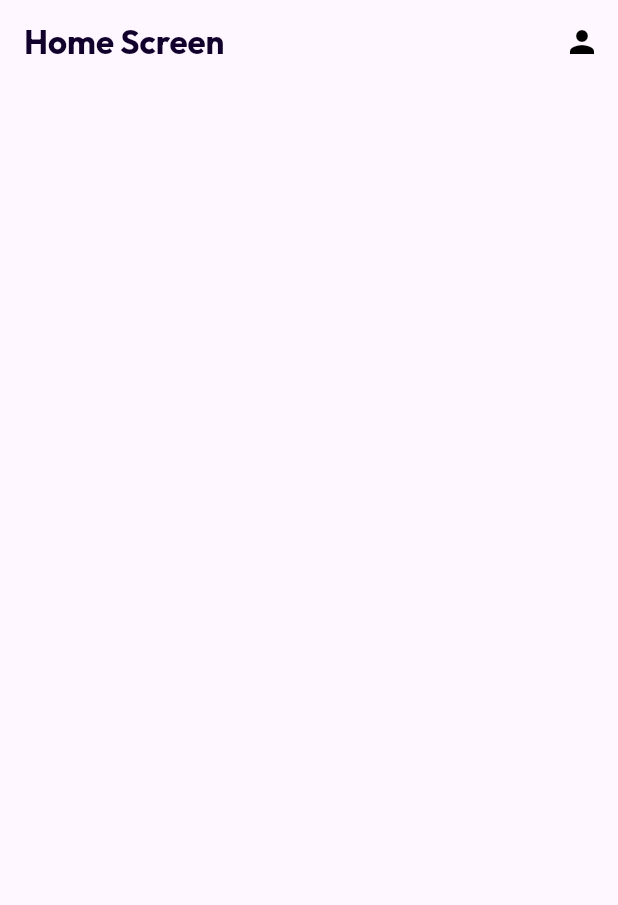
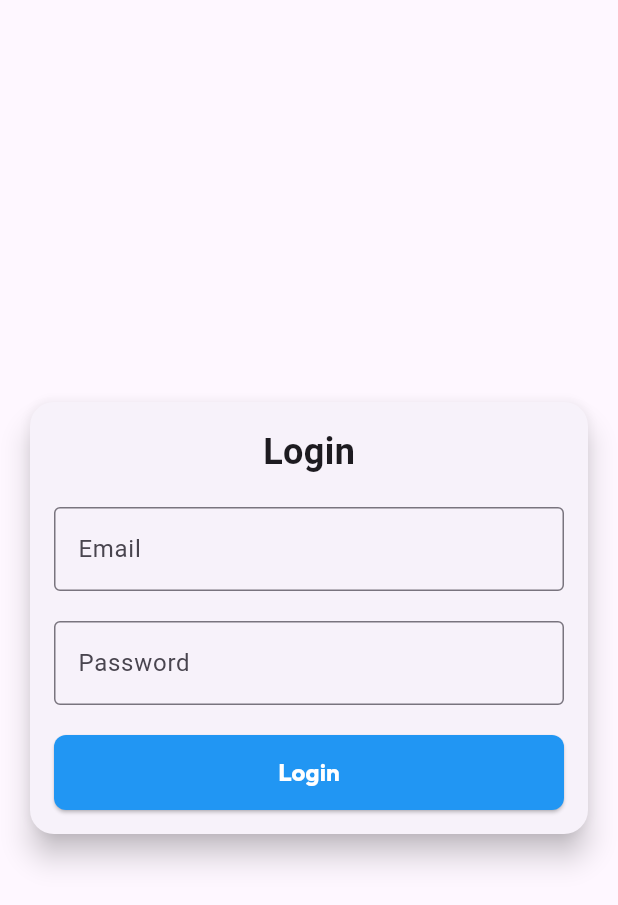
Before and after one commit to mohammedanshad1/shopsproductsapp, a Flutter app: the screen it shows after launch, on a phone screen of 412 x 824 dp. Shown: the top 905 px of the screen. Run offline on Flutter 3.47's test engine with Material 3 defaults, Android fonts, the phone set to English and light mode, and no system bars; our stand-ins replace shared_preferences; missing offline and left inert: flutter_icon_snackbar.

Commit message:
almost compleetd

```diff
--- a/lib/main.dart
+++ b/lib/main.dart
@@ -1,27 +1,41 @@
 import 'package:flutter/material.dart';
 import 'package:provider/provider.dart';
-import 'package:shopsproductsapp/view/produts_view.dart';
+import 'package:shopsproductsapp/view/login_view.dart';
+import 'package:shopsproductsapp/view/produts_view.dart'; // Import Product_View
 import 'package:shopsproductsapp/viewmodel/category_product_viewmodel.dart';
+import 'package:shopsproductsapp/viewmodel/login_viewmodel.dart';
+import 'package:shared_preferences/shared_preferences.dart';
 
-void main() {
+void main() async {
+  WidgetsFlutterBinding.ensureInitialized();
+  // Initialize SharedPreferences before the app starts
+  SharedPreferences prefs = await SharedPreferences.getInstance();
+  String? userEmail = prefs.getString('userEmail');
+
   runApp(
     MultiProvider(
       providers: [
+        ChangeNotifierProvider(create: (_) => LoginViewModel()),
         ChangeNotifierProvider(create: (_) => CategoryProductViewModel()),
       ],
-      child: MyApp(),
+      child: MyApp(userEmail: userEmail),
     ),
   );
 }
 
 class MyApp extends StatelessWidget {
+  final String? userEmail;
+
+  MyApp({required this.userEmail});
+
   @override
   Widget build(BuildContext context) {
     return MaterialApp(
       debugShowCheckedModeBanner: false,
       title: 'Product App',
       theme: ThemeData(primarySwatch: Colors.blue),
-      home: HomeScreen(),
+      // If the user is logged in, show Product_View. Otherwise, show LoginPage
+      home: userEmail != null ? Product_View() : LoginPage(),
     );
   }
 }
--- a/lib/view/login_view.dart
+++ b/lib/view/login_view.dart
@@ -1,95 +1,83 @@
-// import 'package:flutter/material.dart';
-// import 'package:flutter_icon_snackbar/flutter_icon_snackbar.dart';
-// import 'package:provider/provider.dart';
-// import 'package:shopsproductsapp/view/produts_view.dart';
-// import 'package:shopsproductsapp/viewmodel/login_viewmodel.dart';
-// import 'package:shopsproductsapp/widgets/custom_snackabr.dart';
+import 'package:flutter/material.dart';
+import 'package:provider/provider.dart';
+import 'package:shopsproductsapp/viewmodel/login_viewmodel.dart';
+import 'package:shopsproductsapp/widgets/custom_button.dart';
 
-// class LoginPage extends StatefulWidget {
-//   @override
-//   _LoginPageState createState() => _LoginPageState();
-// }
+class LoginPage extends StatelessWidget {
+  final TextEditingController _usernameController = TextEditingController();
+  final TextEditingController _passwordController = TextEditingController();
 
-// class _LoginPageState extends State<LoginPage> {
-//   final _formKey = GlobalKey<FormState>();
-//   final _emailController = TextEditingController();
-//   final _passwordController = TextEditingController();
-
-//   @override
-//   Widget build(BuildContext context) {
-//     final loginViewModel = Provider.of<LoginViewModel>(context);
-
-//     return Scaffold(
-//       appBar: AppBar(
-//         title: const Text('Login'),
-//       ),
-//       body: Padding(
-//         padding: const EdgeInsets.all(16.0),
-//         child: Form(
-//           key: _formKey,
-//           child: Column(
-//             children: <Widget>[
-//               TextFormField(
-//                 controller: _emailController,
-//                 decoration: const InputDecoration(labelText: 'Email'),
-//                 validator: (value) {
-//                   if (value == null || value.isEmpty) {
-//                     return 'Please enter your email';
-//                   }
-//                   return null;
-//                 },
-//               ),
-//               TextFormField(
-//                 controller: _passwordController,
-//                 decoration: const InputDecoration(labelText: 'Password'),
-//                 obscureText: true,
-//                 validator: (value) {
-//                   if (value == null || value.isEmpty) {
-//                     return 'Please enter your password';
-//                   }
-//                   return null;
-//                 },
-//               ),
-//               const SizedBox(height: 20),
-//               if (loginViewModel.isLoading)
-//                 const CircularProgressIndicator()
-//               else
-//                 ElevatedButton(
-//                   onPressed: () async {
-//                     if (_formKey.currentState!.validate()) {
-//                       // print(_emailController.text);
-//                       await loginViewModel.login(
-//                         _emailController.text,
-//                         _passwordController.text,
-//                       );
-//                       if (loginViewModel.user != null) {
-//                         // Navigate to the HomePage
-//                         Navigator.pushReplacement(
-//                           context,
-//                           MaterialPageRoute(builder: (context) => HomePage()),
-//                         );
-//                         CustomSnackBar.show(
-//                           context,
-//                           snackBarType: SnackBarType.success,
-//                           label: 'Login successful!',
-//                           bgColor: Colors.green,
-//                         );
-//                       } else {
-//                         CustomSnackBar.show(
-//                           context,
-//                           snackBarType: SnackBarType.fail,
-//                           label: loginViewModel.errorMessage,
-//                           bgColor: Colors.red,
-//                         );
-//                       }
-//                     }
-//                   },
-//                   child: const Text('Login'),
-//                 ),
-//             ],
-//           ),
-//         ),
-//       ),
-//     );
-//   }
-// }
+  @override
+  Widget build(BuildContext context) {
+    return Scaffold(
+      body: Consumer<LoginViewModel>(
+        builder: (context, viewModel, child) {
+          return Padding(
+            padding: const EdgeInsets.all(16.0),
+            child: Column(
+              mainAxisAlignment: MainAxisAlignment.center,
+              crossAxisAlignment: CrossAxisAlignment.center,
+              children: [
+                // Login card
+                Card(
+                  elevation: 8,
+                  shape: RoundedRectangleBorder(
+                    borderRadius: BorderRadius.circular(16.0),
+                  ),
+                  child: Padding(
+                    padding: const EdgeInsets.all(16.0),
+                    child: Column(
+                      children: [
+                        const Text(
+                          'Login',
+                          style: TextStyle(
+                            fontSize: 24,
+                            fontWeight: FontWeight.bold,
+                          ),
+                        ),
+                        const SizedBox(height: 20),
+                        // Username input field
+                        TextField(
+                          controller: _usernameController,
+                          decoration: const InputDecoration(
+                            labelText: 'Email',
+                            border: OutlineInputBorder(),
+                          ),
+                        ),
+                        const SizedBox(height: 20),
+                        // Password input field
+                        TextField(
+                          controller: _passwordController,
+                          obscureText: true,
+                          decoration: const InputDecoration(
+                            labelText: 'Password',
+                            border: OutlineInputBorder(),
+                          ),
+                        ),
+                        const SizedBox(height: 20),
+                        // Login button
+                        viewModel.isLoading
+                            ? const CircularProgressIndicator()
+                            : CustomButton(
+                                buttonName: 'Login',
+                                onTap: () {
+                                  final username = _usernameController.text;
+                                  final password = _passwordController.text;
+                                  viewModel.login(username, password, context);
+                                },
+                                buttonColor: Colors.blue,
+                                height: 50,
+                                width: double.infinity,
+                              ),
+                      ],
+                    ),
+                  ),
+                ),
+              ],
+            ),
+          );
+        },
+      ),
+    );
+  }
+}
--- a/pubspec.yaml
+++ b/pubspec.yaml
@@ -38,6 +38,7 @@ dependencies:
   http: ^1.2.2
   provider: ^6.1.2
   flutter_icon_snackbar: ^1.2.1
+  shared_preferences: ^2.3.2
 
 dev_dependencies:
   flutter_test:
@@ -110,5 +111,4 @@ flutter:
   #         weight: 700
   #
   # For details regarding fonts from package dependencies,
-
   # see https://flutter.dev/to/font-from-package
```
Also changed, not shown: lib/view/product_details_view.dart (+8 -8 lines), lib/view/produts_view.dart (+48 -21 lines), lib/view/profile_view.dart (added, +113 -0 lines), lib/viewmodel/category_product_viewmodel.dart (+16 -5 lines), lib/viewmodel/login_viewmodel.dart (+60 -21 lines), assets/icons/profile.png (added), pubspec.lock, 1 other file.
